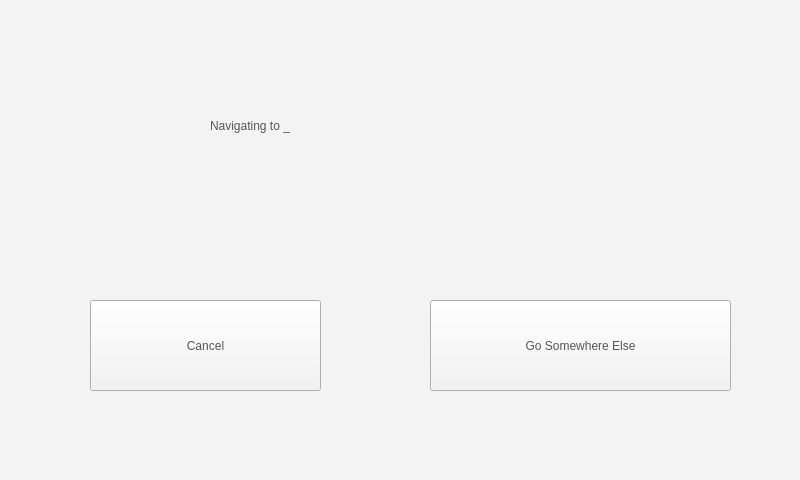
yussefsoudan/sdp-ian, file ui/the.ui: the form before one commit.
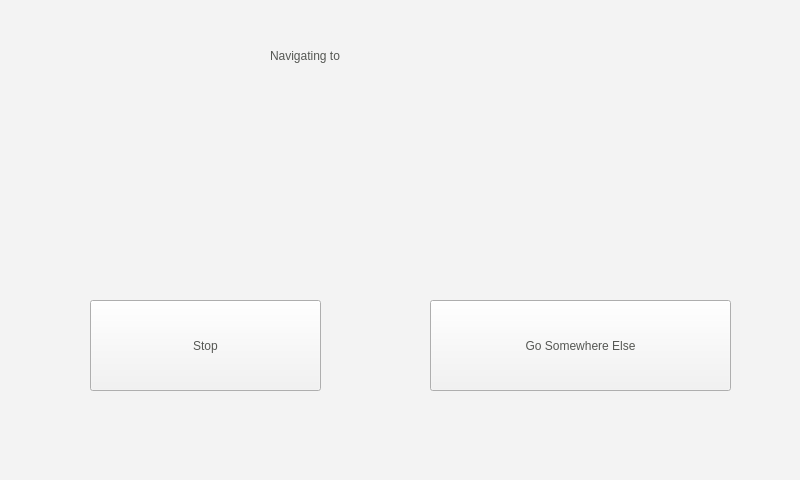
The form after the commit. Icons and pictures are not drawn.

Diff of the .ui file:
```diff
--- a/ui/the.ui
+++ b/ui/the.ui
@@ -582,10 +582,10 @@
    <widget class="QLabel" name="navigating_to_label">
     <property name="geometry">
      <rect>
-      <x>210</x>
-      <y>70</y>
-      <width>341</width>
-      <height>111</height>
+      <x>270</x>
+      <y>30</y>
+      <width>241</width>
+      <height>51</height>
      </rect>
     </property>
     <property name="styleSheet">
@@ -593,7 +593,7 @@
 color: rgb(85, 87, 83);</string>
     </property>
     <property name="text">
-     <string>Navigating to _</string>
+     <string>Navigating to</string>
     </property>
    </widget>
    <widget class="QPushButton" name="cancel_navigation">
@@ -610,7 +610,7 @@
 color: rgb(85, 87, 83);</string>
     </property>
     <property name="text">
-     <string>Cancel</string>
+     <string>Stop</string>
     </property>
    </widget>
    <widget class="QPushButton" name="go_somewhere_else">
@@ -630,6 +630,26 @@
      <string>Go Somewhere Else</string>
     </property>
    </widget>
+   <widget class="QLabel" name="navigating_to_label2">
+    <property name="geometry">
+     <rect>
+      <x>230</x>
+      <y>80</y>
+      <width>321</width>
+      <height>71</height>
+     </rect>
+    </property>
+    <property name="styleSheet">
+     <string notr="true">font: 20 26pt &quot;montserrat&quot;;
+color: rgb(85, 87, 83);</string>
+    </property>
+    <property name="text">
+     <string/>
+    </property>
+    <property name="alignment">
+     <set>Qt::AlignCenter</set>
+    </property>
+   </widget>
   </widget>
  </widget>
  <resources/>
```
Left out of the diff: 2 changed lines with no effect on the pictures.
